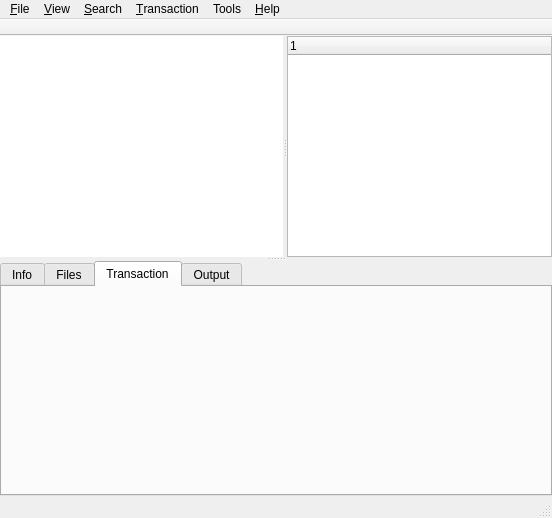
Before: the Qt Designer form ui/mainwindow.ui in aarnt/octopkg, drawn with Qt 5.
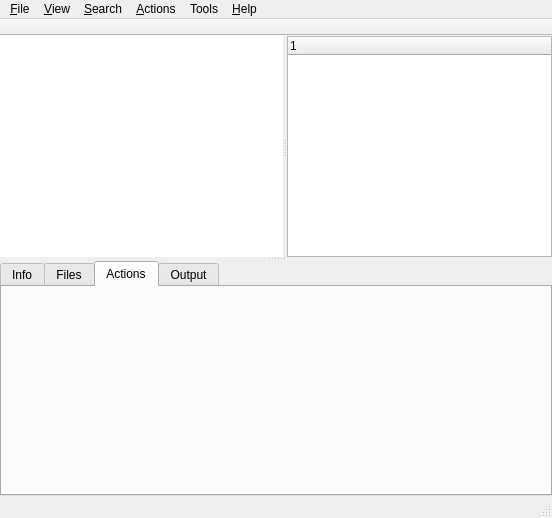
After: the same form once the commit is applied. The open tabs and pages were chosen to show the change. Icons and pictures are not drawn.

Commit message: - Changed transaction str to actions.

```diff
--- a/ui/mainwindow.ui
+++ b/ui/mainwindow.ui
@@ -120,7 +120,7 @@
        </widget>
        <widget class="QWidget" name="tabTransaction">
         <attribute name="title">
-         <string>Transaction</string>
+         <string>Actions</string>
         </attribute>
        </widget>
        <widget class="QWidget" name="tabOutput">
@@ -164,7 +164,7 @@
    </widget>
    <widget class="QMenu" name="menuTransaction">
     <property name="title">
-     <string>&amp;Transaction</string>
+     <string>&amp;Actions</string>
     </property>
     <addaction name="actionCommit"/>
     <addaction name="actionCancel"/>
```
Left out of the diff: 6 changed lines with no effect on the pictures. The commit also changes 5 other files.
